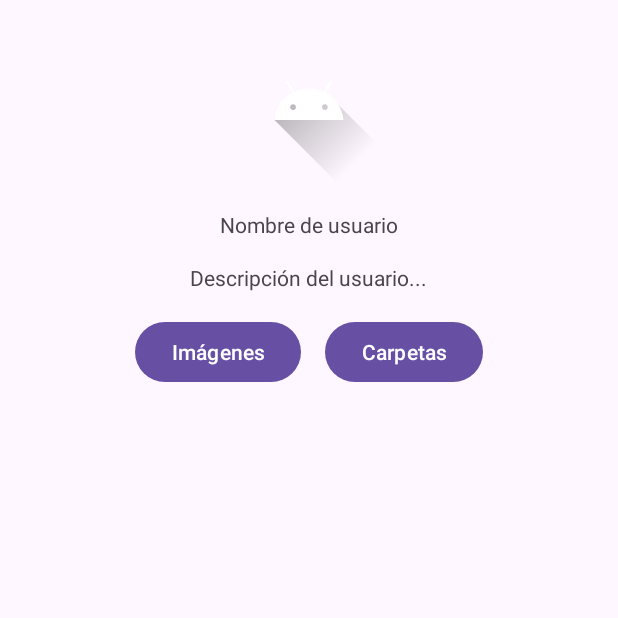
After one commit to adridsz/Frontend_Sky, an Android app: the fragment OtrosPerfilesFragment shown on its own in the app's theme, on a phone screen of 412 x 824 dp, the top half of it. The commit adds this screen. Run offline under Robolectric (Android 15) with nearby library versions, the phone set to English and light mode, and no system bars.

Commit message:
Creada pantalla OtrosPerfiles para cargar las imágenes y las carpetas

```diff
--- a/app/src/main/AndroidManifest.xml
+++ b/app/src/main/AndroidManifest.xml
@@ -13,7 +13,7 @@
         android:theme="@style/Theme.Sky"
         tools:targetApi="31">
         <activity
-            android:name=".MainActivity"
+            android:name=".OtrosPerfilesActivity"
             android:exported="true">
             <intent-filter>
                 <action android:name="android.intent.action.MAIN" />
--- a/app/src/main/java/com/example/sky/MainActivity.java
+++ b/app/src/main/java/com/example/sky/MainActivity.java
@@ -11,5 +11,6 @@ public class MainActivity extends AppCompatActivity {
     protected void onCreate(Bundle savedInstanceState) {
         super.onCreate(savedInstanceState);
         setContentView(R.layout.activity_main);
+
     }
 }
--- /dev/null
+++ b/app/src/main/java/com/example/sky/OtrosPerfilesFragment.java
@@ -0,0 +1,69 @@
+package com.example.sky;
+
+import android.os.Bundle;
+import android.view.LayoutInflater;
+import android.view.View;
+import android.view.ViewGroup;
+import android.widget.Button;
+import android.widget.ImageView;
+import android.widget.TextView;
+import android.widget.Toast;
+import androidx.fragment.app.Fragment;
+
+public class OtrosPerfilesFragment extends Fragment {
+
+    private boolean mostrarImagenes = true;
+
+    @Override
+    public View onCreateView(LayoutInflater inflater, ViewGroup container, Bundle savedInstanceState) {
+        // Infla el diseño del fragmento
+        View view = inflater.inflate(R.layout.fragment_otros_perfiles, container, false);
+
+        // Obtén referencias a las vistas
+        ImageView fotoPerfil = view.findViewById(R.id.fotoPerfil);
+        TextView nombreUsuario = view.findViewById(R.id.nombreUsuario);
+        TextView descripcionUsuario = view.findViewById(R.id.descripcionUsuario);
+        Button btnImagenes = view.findViewById(R.id.btnImagenes);
+        Button btnCarpetas = view.findViewById(R.id.btnCarpetas);
+
+        // Configura la imagen de perfil y el nombre de usuario
+        fotoPerfil.setImageResource(R.drawable.ic_launcher_foreground); // Reemplaza con la lógica para cargar la foto
+        nombreUsuario.setText("Nombre de usuario"); // Reemplaza con la lógica para cargar el nombre
+
+        // Configura la descripción del usuario
+        descripcionUsuario.setText("Descripción del usuario...");
+
+        // Maneja los clics en los botones de imágenes y carpetas
+        btnImagenes.setOnClickListener(new View.OnClickListener() {
+            @Override
+            public void onClick(View view) {
+                mostrarImagenes = true;
+                showToast("Botón Imágenes pulsado");
+                // Agregar lógica para cargar imágenes del usuario
+            }
+        });
+
+        btnCarpetas.setOnClickListener(new View.OnClickListener() {
+            @Override
+            public void onClick(View view) {
+                mostrarImagenes = false;
+                showToast("Botón Carpetas pulsado");
+                // Agregar lógica para cargar carpetas del usuario
+            }
+        });
+
+        // Configura la visibilidad de las vistas según la selección actual
+        if (mostrarImagenes) {
+            // Muestra las imágenes y oculta las carpetas
+        } else {
+            // Muestra las carpetas y oculta las imágenes
+        }
+
+        return view;
+    }
+
+    // Método para mostrar Toast
+    private void showToast(String message) {
+        Toast.makeText(getActivity(), message, Toast.LENGTH_SHORT).show();
+    }
+}
--- /dev/null
+++ b/app/src/main/res/layout/fragment_otros_perfiles.xml
@@ -0,0 +1,51 @@
+<?xml version="1.0" encoding="utf-8"?>
+<LinearLayout xmlns:android="http://schemas.android.com/apk/res/android"
+    android:layout_width="match_parent"
+    android:layout_height="match_parent"
+    android:orientation="vertical">
+
+    <ImageView
+        android:id="@+id/fotoPerfil"
+        android:layout_width="match_parent"
+        android:layout_height="wrap_content"
+        android:layout_gravity="center_horizontal"
+        android:layout_marginTop="16dp"
+        android:src="@drawable/ic_launcher_foreground" />
+
+    <TextView
+        android:id="@+id/nombreUsuario"
+        android:layout_width="wrap_content"
+        android:layout_height="wrap_content"
+        android:layout_gravity="center_horizontal"
+        android:layout_marginTop="16dp"
+        android:text="Nombre de usuario" />
+
+    <TextView
+        android:id="@+id/descripcionUsuario"
+        android:layout_width="wrap_content"
+        android:layout_height="wrap_content"
+        android:layout_gravity="center_horizontal"
+        android:layout_marginTop="16dp"
+        android:text="Descripción del usuario..." />
+
+    <LinearLayout
+        android:id="@+id/botonesLayout"
+        android:layout_width="wrap_content"
+        android:layout_height="wrap_content"
+        android:layout_gravity="center_horizontal"
+        android:layout_marginTop="16dp">
+
+        <Button
+            android:id="@+id/btnImagenes"
+            android:layout_width="wrap_content"
+            android:layout_height="wrap_content"
+            android:text="Imágenes" />
+
+        <Button
+            android:id="@+id/btnCarpetas"
+            android:layout_width="wrap_content"
+            android:layout_height="wrap_content"
+            android:layout_marginStart="16dp"
+            android:text="Carpetas" />
+    </LinearLayout>
+</LinearLayout>
```
